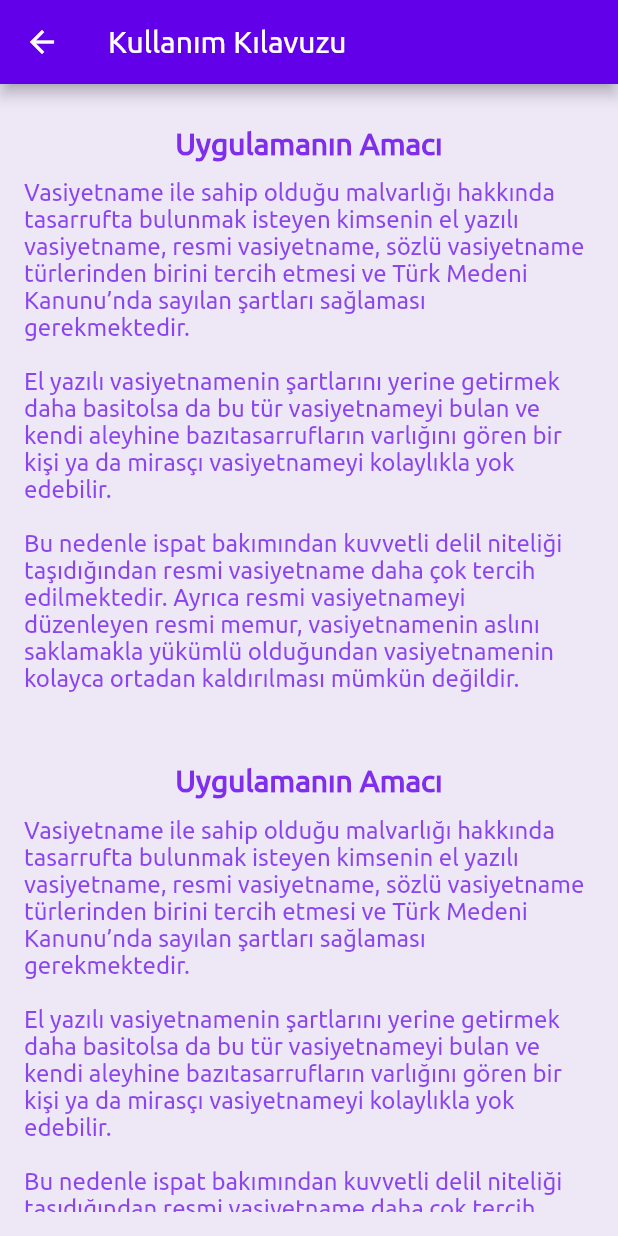
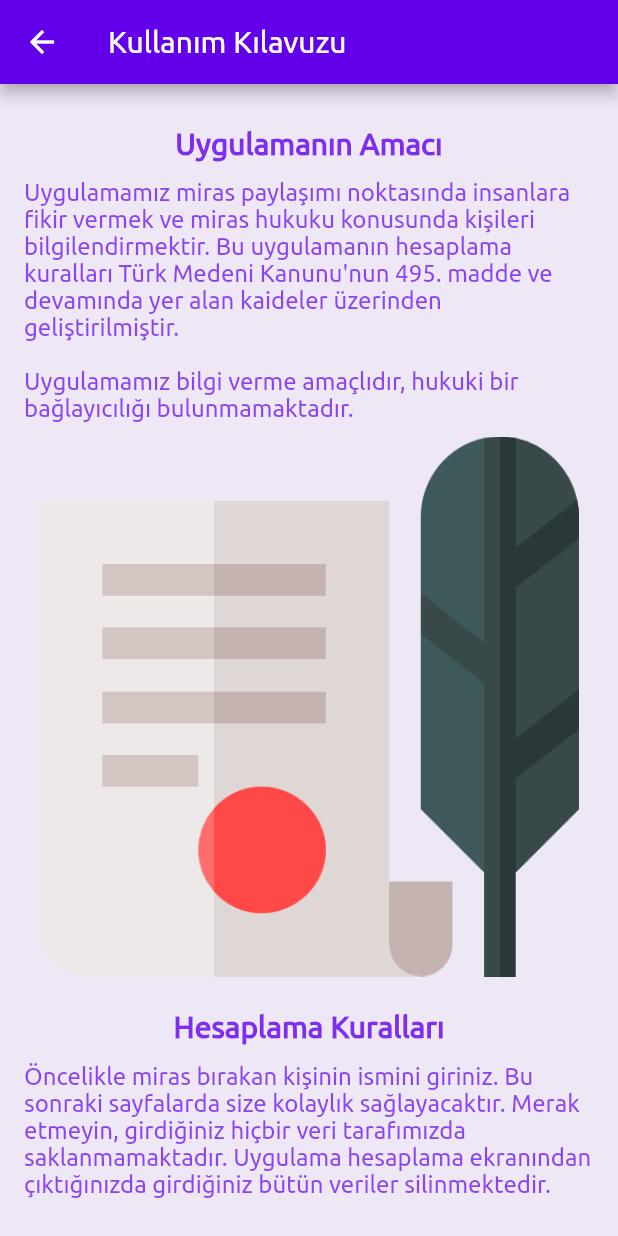
Before and after one commit to EsraKantarci/mirasapp, a Flutter app: the GuidePage screen opened directly, on a phone screen of 412 x 824 dp. Run offline on Flutter 3.47's test engine with Material 2 defaults, Android fonts, the phone set to English and light mode, and no system bars; our stand-ins replace flutter_spinbox, grouped_list, image_picker, typicons_flutter.

Commit message:
Guide text change, UI color adjustments

```diff
--- /dev/null
+++ b/lib/view/guide_page.dart
@@ -0,0 +1,117 @@
+//dilekçeler için layout
+// download feature will be added: https://www.youtube.com/watch?v=ardrERpmQDA
+
+
+import 'package:flutter/material.dart';
+import 'package:miras/model/constants/constants.dart';
+import 'package:miras/view/home_page.dart';
+import 'package:miras/view/start_page.dart';
+
+import 'package:flutter/material.dart';
+import 'package:miras/controller/global_state.dart';
+import 'package:miras/controller/rank_calculator.dart';
+import 'package:miras/model/constants/constants.dart';
+import 'package:miras/view/start_page.dart';
+
+class GuidePage extends StatelessWidget {
+
+  @override
+  Widget build(BuildContext context) {
+    return Scaffold(
+      backgroundColor: AppColors.backgroundColor,
+      appBar: buildAppBar(),
+      body: Padding(
+        padding: const EdgeInsets.all(16.0),
+        child: Column(
+          crossAxisAlignment: CrossAxisAlignment.start,
+          children: (<Widget>[
+
+            new Expanded(
+              flex: 2,
+              child: new SingleChildScrollView(
+                scrollDirection: Axis.vertical,//.horizontal
+                child: Column(
+                  children: [
+                    new Padding(
+                      padding: const EdgeInsets.all(12.0),
+                      child: Text(
+                        "Uygulamanın Amacı",
+                        style: new TextStyle(
+                            fontSize: 20.0,
+                            color: AppColors.mainColor.withOpacity(0.8),
+                            fontWeight: FontWeight.w600),
+                      ),
+                    ),
+
+
+                    new Text(
+                      "Uygulamamız miras paylaşımı noktasında insanlara fikir vermek ve "
+                          "miras hukuku konusunda kişileri bilgilendirmektir. Bu uygulamanın "
+                          "hesaplama kuralları Türk Medeni Kanunu'nun 495. madde ve devamında"
+                          " yer alan kaideler üzerinden geliştirilmiştir. "
+                          "\n\n"
+                          "Uygulamamız bilgi verme amaçlıdır, hukuki bir bağlayıcılığı bulunmamaktadır.",
+                      style: new TextStyle(
+                        fontSize: 16.0, color: AppColors.mainColor.withOpacity(0.7),
+                      ),
+                    ),
+
+                      Padding(
+                        padding: const EdgeInsets.all(10),
+                        child: Align(
+                          alignment: Alignment.center,
+                          child:
+                          Image.asset("assets/images/independence.png", fit: BoxFit.fitWidth),
+                        ),
+                      ),
+
+                    new Padding(
+                      padding: const EdgeInsets.all(12.0),
+                      child: Text(
+                        "Hesaplama Kuralları",
+                        style: new TextStyle(
+                            fontSize: 20.0,
+                            color: AppColors.mainColor.withOpacity(0.8),
+                            fontWeight: FontWeight.w600),
+                      ),
+                    ),
+                    new Text(
+                      "Öncelikle miras bırakan kişinin ismini giriniz. "
+                          "Bu sonraki sayfalarda size kolaylık sağlayacaktır. Merak etmeyin, "
+                          "girdiğiniz hiçbir veri tarafımızda saklanmamaktadır. Uygulama hesaplama"
+                          " ekranından çıktığınızda girdiğiniz bütün veriler silinmektedir.\n\n",
+                      style: new TextStyle(
+                        fontSize: 16.0, color: AppColors.mainColor.withOpacity(0.7),
+                      ),
+                    ),
+                  ],
+                ),
+              ),
+            ),
+
+          ]),
+        ),
+      ),
+    );
+  }
+
+  AppBar buildAppBar() {
+    return AppBar(
+      title: Text("Kullanım Kılavuzu"),
+      backgroundColor: AppColors.mainColor,
+      actions: <Widget>[
+      ],
+    );
+  }
+}
+
+Widget buildImage(BuildContext context) {
+  return   Padding(
+    padding: const EdgeInsets.only(bottom: 5 ),
+    child: Align(
+        alignment: Alignment.center,
+        child:
+        Image.asset("assets/images/vasiyet.png", fit: BoxFit.fitWidth)),
+
+  );
+}
--- a/lib/view/home_page.dart
+++ b/lib/view/home_page.dart
@@ -6,9 +6,9 @@ import 'package:miras/model/person.dart';
 import 'package:miras/view/disclaimer_page.dart';
 import 'package:miras/view/others/blog.dart';
 import 'package:miras/view/others/blog_list.dart';
-import 'package:miras/view/others/contact_page.dart';
+import 'package:miras/view/contact_page.dart';
 import 'package:miras/view/others/dynamic_list.dart';
-import 'package:miras/view/others/guide.dart';
+import 'package:miras/view/guide_page.dart';
 import 'package:miras/view/result/test_info.dart';
 import 'package:miras/view/start_page.dart';
 
--- a/lib/view/others/blog_list.dart
+++ b/lib/view/others/blog_list.dart
@@ -9,6 +9,7 @@ class BlogList extends StatelessWidget {
   @override
   Widget build(BuildContext context) {
     return Scaffold(
+      backgroundColor: AppColors.backgroundColor,
       appBar: AppBar(
         backgroundColor: AppColors.mainColor,
         title: Text("Miras Hukuku Veri Bankası") ,
--- a/lib/view/others/details.dart
+++ b/lib/view/others/details.dart
@@ -8,7 +8,7 @@ class Details extends StatelessWidget {
   Widget build(BuildContext context) {
     String header = blogTexts[0]["name"];
     return Scaffold(
-
+      backgroundColor: AppColors.backgroundColor,
       appBar: AppBar(
         backgroundColor: AppColors.mainColor,
         title: Text(header),
@@ -18,9 +18,7 @@ class Details extends StatelessWidget {
           ),
           onPressed: () => Navigator.pop(context),
         ),
-        actions: <Widget>[
-
-        ],
+        actions: <Widget>[],
       ),
       body: ListView(
         children: <Widget>[
@@ -49,7 +47,6 @@ class Details extends StatelessWidget {
                       textAlign: TextAlign.left,
                     ),
                   ),
-
                 ],
               ),
               Row(
@@ -75,7 +72,6 @@ class Details extends StatelessWidget {
                   ),
                 ],
               ),
-
               SizedBox(height: 40),
               Container(
                 alignment: Alignment.centerLeft,
@@ -96,6 +92,7 @@ class Details extends StatelessWidget {
                 child: Text(
                   "${blogTexts[0]["details"]}",
                   style: TextStyle(
+                    color: Colors.black54,
                     fontWeight: FontWeight.normal,
                     fontSize: 15.0,
                   ),
@@ -107,7 +104,6 @@ class Details extends StatelessWidget {
           ),
         ],
       ),
-
     );
   }
 
--- a/lib/view/others/guide.dart
+++ /dev/null
@@ -1,134 +0,0 @@
-//dilekçeler için layout
-// download feature will be added: https://www.youtube.com/watch?v=ardrERpmQDA
-
-
-import 'package:flutter/material.dart';
-import 'package:miras/model/constants/constants.dart';
-import 'package:miras/view/home_page.dart';
-import 'package:miras/view/start_page.dart';
-
-import 'package:flutter/material.dart';
-import 'package:miras/controller/global_state.dart';
-import 'package:miras/controller/rank_calculator.dart';
-import 'package:miras/model/constants/constants.dart';
-import 'package:miras/view/start_page.dart';
-
-class GuidePage extends StatelessWidget {
-
-  @override
-  Widget build(BuildContext context) {
-    return Scaffold(
-      backgroundColor: AppColors.backgroundColor,
-      appBar: buildAppBar(),
-      body: Padding(
-        padding: const EdgeInsets.all(16.0),
-        child: Column(
-          crossAxisAlignment: CrossAxisAlignment.start,
-          children: (<Widget>[
-
-
-
-            new Expanded(
-              flex: 2,
-              child: new SingleChildScrollView(
-                scrollDirection: Axis.vertical,//.horizontal
-                child: Column(
-                  children: [
-                    new Padding(
-                      padding: const EdgeInsets.all(12.0),
-                      child: Text(
-                        "Uygulamanın Amacı",
-                        style: new TextStyle(
-                            fontSize: 20.0,
-                            color: AppColors.mainColor.withOpacity(0.8),
-                            fontWeight: FontWeight.w600),
-                      ),
-                    ),
-
-
-                    new Text(
-                      "Vasiyetname ile sahip olduğu malvarlığı hakkında tasarrufta "
-                          "bulunmak isteyen kimsenin el yazılı vasiyetname, resmi vasiyetname, "
-                          "sözlü vasiyetname türlerinden birini tercih etmesi ve Türk Medeni "
-                          "Kanunu’nda sayılan şartları sağlaması gerekmektedir. \n\n"
-                          "El yazılı vasiyetnamenin şartlarını yerine getirmek daha basit"
-                          "olsa da bu tür vasiyetnameyi bulan ve kendi aleyhine bazı"
-                          "tasarrufların varlığını gören bir kişi ya da mirasçı vasiyetnameyi "
-                          "kolaylıkla yok edebilir.\n\n"
-                          "Bu nedenle ispat bakımından kuvvetli delil niteliği "
-                          "taşıdığından resmi vasiyetname daha çok tercih edilmektedir. "
-                          "Ayrıca resmi vasiyetnameyi düzenleyen resmi memur, vasiyetnamenin aslını "
-                          "saklamakla yükümlü olduğundan vasiyetnamenin kolayca ortadan kaldırılması "
-                          "mümkün değildir.\n\n",
-                      style: new TextStyle(
-                        fontSize: 16.0, color: AppColors.mainColor.withOpacity(0.7),
-                      ),
-                    ),
-                    new Padding(
-                      padding: const EdgeInsets.all(12.0),
-                      child: Text(
-                        "Uygulamanın Amacı",
-                        style: new TextStyle(
-                            fontSize: 20.0,
-                            color: AppColors.mainColor.withOpacity(0.8),
-                            fontWeight: FontWeight.w600),
-                      ),
-                    ),
-                    new Text(
-                      "Vasiyetname ile sahip olduğu malvarlığı hakkında tasarrufta "
-                          "bulunmak isteyen kimsenin el yazılı vasiyetname, resmi vasiyetname, "
-                          "sözlü vasiyetname türlerinden birini tercih etmesi ve Türk Medeni "
-                          "Kanunu’nda sayılan şartları sağlaması gerekmektedir. \n\n"
-                          "El yazılı vasiyetnamenin şartlarını yerine getirmek daha basit"
-                          "olsa da bu tür vasiyetnameyi bulan ve kendi aleyhine bazı"
-                          "tasarrufların varlığını gören bir kişi ya da mirasçı vasiyetnameyi "
-                          "kolaylıkla yok edebilir.\n\n"
-                          "Bu nedenle ispat bakımından kuvvetli delil niteliği "
-                          "taşıdığından resmi vasiyetname daha çok tercih edilmektedir. "
-                          "Ayrıca resmi vasiyetnameyi düzenleyen resmi memur, vasiyetnamenin aslını "
-                          "saklamakla yükümlü olduğundan vasiyetnamenin kolayca ortadan kaldırılması "
-                          "mümkün değildir.\n\n"
-
-                          "Resmi vasiyetnameyi resmi bir memur "
-                          "(noter veya sulh hakimi) düzenlediğinden vasiyetnamenin kapsamı da "
-                          "kesinlik ve açıklık kazanmaktadır. Vasiyetçinin son arzularındaki "
-                          "belirsizlikler resmi memurun soracağı sorularla anlaşılır hale gelmektedir.\n\n"
-
-                          "Resmi vasiyetname, miras bırakanın arzularına uygun olarak resmi memur "
-                          "tarafından yazılabileceği gibi, bizzat vasiyetçi tarafından da yazılmış olabilir. "
-                          "Bizzat vasiyetçi yazmışsa tasdik ve imza resmi memur tarafından yapılmak zorundadır.",
-                      style: new TextStyle(
-                        fontSize: 16.0, color: AppColors.mainColor.withOpacity(0.7),
-                      ),
-                    ),
-                  ],
-                ),
-              ),
-            ),
-
-          ]),
-        ),
-      ),
-    );
-  }
-
-  AppBar buildAppBar() {
-    return AppBar(
-      title: Text("Kullanım Kılavuzu"),
-      backgroundColor: AppColors.mainColor,
-      actions: <Widget>[
-      ],
-    );
-  }
-}
-
-Widget buildImage(BuildContext context) {
-  return   Padding(
-    padding: const EdgeInsets.only(bottom: 5 ),
-    child: Align(
-        alignment: Alignment.center,
-        child:
-        Image.asset("assets/images/vasiyet.png", fit: BoxFit.fitWidth)),
-
-  );
-}
--- a/lib/view/result/result.dart
+++ b/lib/view/result/result.dart
@@ -84,24 +84,6 @@ class ResultPage extends StatelessWidget {
               ),
             ),
 
-      /*body: Padding(
-        padding: const EdgeInsets.all(16.0),
-        child: Column(
-          crossAxisAlignment: CrossAxisAlignment.start,
-          children: (<Widget>[
-
-            //Text(GlobalState.instance.answers.toString()),
-
-            //Text(GlobalState.instance.people.toString()),
-
-            Text(calculatedResults.toString()),
-
-
-
-            buildAlign(context),
-          ]),
-        ),
-      ),*/
       bottomNavigationBar: BottomAppBar(
         shape: CircularNotchedRectangle(),
         notchMargin: 8.0,
--- a/lib/view/widgets/search_bar.dart
+++ b/lib/view/widgets/search_bar.dart
@@ -10,7 +10,7 @@ class SearchBar extends StatelessWidget {
   Widget build(BuildContext context) {
     return Container(
       decoration: BoxDecoration(
-        color: Colors.indigo[50],
+        color: Colors.white54,
 
         borderRadius: BorderRadius.all(
           Radius.circular(20.0),
@@ -19,12 +19,12 @@ class SearchBar extends StatelessWidget {
       child: TextField(
         style: TextStyle(
           fontSize: 15.0,
-          color: Colors.blueGrey[300],
+          color: Colors.grey,
         ),
         decoration: InputDecoration(
           contentPadding: EdgeInsets.all(10.0),
           border: OutlineInputBorder(
-            borderRadius: BorderRadius.circular(5.0),
+            borderRadius: BorderRadius.circular(20.0),
             borderSide: BorderSide(
               color: Colors.white,
             ),
@@ -33,7 +33,7 @@ class SearchBar extends StatelessWidget {
             borderSide: BorderSide(
               color: Colors.white,
             ),
-            borderRadius: BorderRadius.circular(5.0),
+            borderRadius: BorderRadius.circular(20.0),
           ),
           hintText: "Örn: Vasiyetname",
           prefixIcon: Icon(
--- a/lib/view/widgets/vertical_items.dart
+++ b/lib/view/widgets/vertical_items.dart
@@ -16,11 +16,12 @@ class VerticalPlaceItem extends StatelessWidget {
       padding: const EdgeInsets.only(bottom: 15.0),
       child: InkWell(
         child: Container(
-          height: 70.0,
+          //color: Colors.white.withOpacity(0.4),
+          height: MediaQuery.of(context).size.height*0.1,
           child: Row(
             children: <Widget>[
               ClipRRect(
-                borderRadius: BorderRadius.circular(5),
+                borderRadius: BorderRadius.circular(10),
                 child: Image.asset(
                   "${blogTexts["img"]}",
                   height: 70.0,
```
Also changed, not shown: assets/images/1.png (added), assets/images/2.png (added), assets/images/3.png (added), assets/images/4.png (added), assets/images/5.png (added), lib/view/contact_page.dart (renamed from lib/view/others/contact_page.dart).
